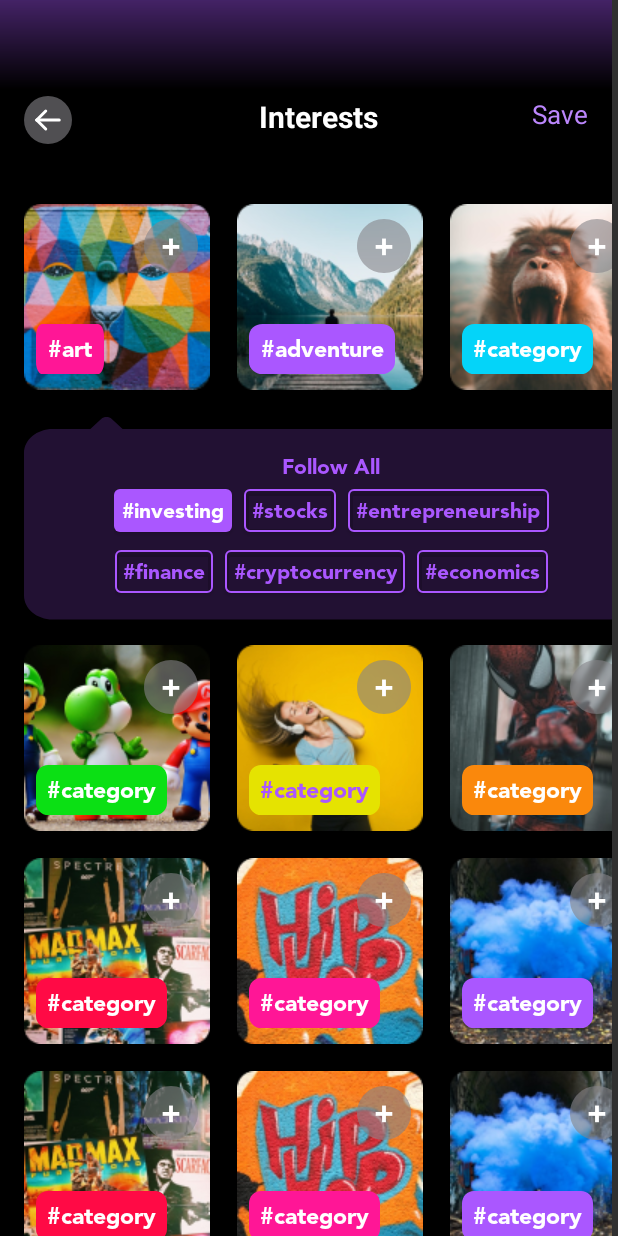
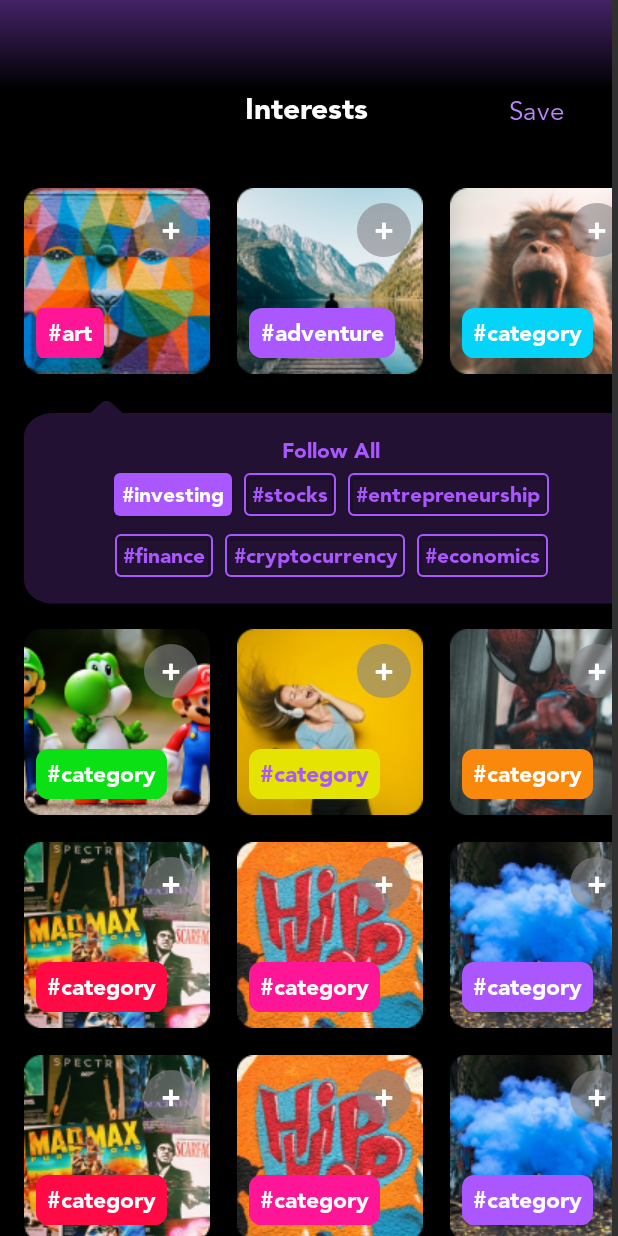
Before and after one commit to shanec1225/PromlyApp, an Android app: the EditInterests screen opened directly, with no data from a screen before it, on a phone screen of 412 x 824 dp. Run offline under Robolectric (Android 15) with nearby library versions, the phone set to English and light mode, and no system bars.

Commit message:
Merged profiles into development

```diff
--- /dev/null
+++ b/app/src/main/java/com/teamgamma/promlyapp/profiles/EditInterests.java
@@ -0,0 +1,30 @@
+package com.teamgamma.promlyapp.profiles;
+
+import android.content.Intent;
+import android.os.Bundle;
+import android.view.View;
+import android.widget.TextView;
+
+import androidx.appcompat.app.AppCompatActivity;
+
+import com.teamgamma.promlyapp.MainActivity;
+import com.teamgamma.promlyapp.R;
+
+public class EditInterests extends AppCompatActivity {
+    @Override
+    protected void onCreate(Bundle savedInstanceState) {
+        super.onCreate(savedInstanceState);
+        setContentView(R.layout.interests);
+
+        //Save button in top right
+        TextView save = findViewById(R.id.saveEditedInterests);
+        save.setOnClickListener(new View.OnClickListener() {
+            public void onClick(View view1) {
+                Intent segueBackToUserProfile = new Intent(view1.getContext(), UserProfile.class);
+                startActivity(segueBackToUserProfile);
+                overridePendingTransition(R.anim.left_in, R.anim.right_out);
+            };
+        });
+
+    }
+}
--- a/app/src/main/res/layout/activity_main.xml
+++ b/app/src/main/res/layout/activity_main.xml
@@ -453,6 +453,8 @@
         android:layout_height="wrap_content"
         android:layout_margin="16dp"
         android:text="Profile Temp"
+        app:layout_constraintTop_toTopOf="parent
+"
         app:layout_constraintStart_toStartOf="parent"
         app:layout_constraintEnd_toEndOf="parent"/>
 
--- a/app/src/main/res/layout/interests.xml
+++ b/app/src/main/res/layout/interests.xml
@@ -21,49 +21,24 @@
 
     <androidx.constraintlayout.widget.ConstraintLayout
         android:id="@+id/constraintLayout"
-        android:layout_width="match_parent"
+        android:layout_width="wrap_content"
         android:layout_height="wrap_content"
         android:layout_marginTop="4dp"
-        app:layout_constraintTop_toBottomOf="@+id/imageView5"
-        tools:layout_editor_absoluteX="0dp">
+        android:layout_marginRight="16dp"
+        app:layout_constraintEnd_toEndOf="parent"
+        app:layout_constraintTop_toBottomOf="@+id/imageView5">
 
         <TextView
-            android:id="@+id/textView"
+            android:id="@+id/saveEditedInterests"
             android:layout_width="wrap_content"
             android:layout_height="wrap_content"
             android:layout_marginEnd="16dp"
             android:text="@string/save"
             android:textColor="@color/purple_200"
             android:textSize="17sp"
+            android:fontFamily="@font/avenir_ltstd_book"
             app:layout_constraintEnd_toEndOf="parent"
             app:layout_constraintTop_toTopOf="parent" />
-
-        <TextView
-            android:id="@+id/textView2"
-            android:layout_width="wrap_content"
-            android:layout_height="wrap_content"
-            android:layout_weight="1"
-            android:text="@string/interestsTitle"
-            android:textColor="@color/white"
-            android:textSize="20sp"
-            android:textStyle="bold"
-            app:layout_constraintEnd_toEndOf="parent"
-            app:layout_constraintStart_toStartOf="@+id/backToProfile1Btn"
-            app:layout_constraintTop_toTopOf="parent" />
-
-        <androidx.appcompat.widget.AppCompatButton
-            android:id="@+id/backToProfile1Btn"
-            android:layout_width="32dp"
-            android:layout_height="32dp"
-            android:layout_marginStart="16dp"
-            android:background="@drawable/ic_navicon"
-            android:clickable="true"
-            android:contentDescription="@string/back_button_to_profile_1"
-            android:focusable="true"
-            android:tint="@android:color/white"
-            app:layout_constraintStart_toStartOf="parent"
-            tools:ignore="MissingConstraints,TouchTargetSizeCheck,RedundantDescriptionCheck"
-            tools:layout_editor_absoluteY="0dp" />
 
     </androidx.constraintlayout.widget.ConstraintLayout>
 
@@ -298,7 +273,8 @@
                             android:textColor="@color/white"
                             app:background="@drawable/rounded_button"
                             app:backgroundTint="@color/purple_gradient_left"
-                            tools:ignore="TouchTargetSizeCheck,TouchTargetSizeCheck"/>
+                            tools:ignore="TouchTargetSizeCheck,TouchTargetSizeCheck"
+                            android:theme="@style/Theme.MaterialComponents.Light"/>
 
                         <Space
                             android:layout_width="8dp"
@@ -320,7 +296,8 @@
                             app:backgroundTint="@color/opaque"
                             tools:ignore="TouchTargetSizeCheck"
                             app:strokeWidth="1dp"
-                            app:strokeColor="@color/purple_gradient_left"/>
+                            app:strokeColor="@color/purple_gradient_left"
+                            android:theme="@style/Theme.MaterialComponents.Light"/>
 
                         <Space
                             android:layout_width="8dp"
@@ -342,7 +319,8 @@
                             app:backgroundTint="@color/opaque"
                             tools:ignore="TouchTargetSizeCheck"
                             app:strokeWidth="1dp"
-                            app:strokeColor="@color/purple_gradient_left"/>
+                            app:strokeColor="@color/purple_gradient_left"
+                            android:theme="@style/Theme.MaterialComponents.Light"/>
 
                     </LinearLayout>
 
@@ -369,7 +347,8 @@
                             app:backgroundTint="@color/opaque"
                             tools:ignore="TouchTargetSizeCheck"
                             app:strokeWidth="1dp"
-                            app:strokeColor="@color/purple_gradient_left"/>
+                            app:strokeColor="@color/purple_gradient_left"
+                            android:theme="@style/Theme.MaterialComponents.Light"/>
 
                         <Space
                             android:layout_width="8dp"
@@ -391,7 +370,8 @@
                             app:backgroundTint="@color/opaque"
                             tools:ignore="TouchTargetSizeCheck"
                             app:strokeWidth="1dp"
-                            app:strokeColor="@color/purple_gradient_left" />
+                            app:strokeColor="@color/purple_gradient_left"
+                            android:theme="@style/Theme.MaterialComponents.Light"/>
 
                         <Space
                             android:layout_width="8dp"
@@ -413,7 +393,8 @@
                             app:backgroundTint="@color/opaque"
                             tools:ignore="TouchTargetSizeCheck"
                             app:strokeWidth="1dp"
-                            app:strokeColor="@color/purple_gradient_left" />
+                            app:strokeColor="@color/purple_gradient_left"
+                            android:theme="@style/Theme.MaterialComponents.Light"/>
 
                         </LinearLayout>
                     </LinearLayout>
@@ -905,4 +886,20 @@
         </HorizontalScrollView>
     </ScrollView>
 
+    <TextView
+        android:id="@+id/interestsLabel"
+        android:layout_width="wrap_content"
+        android:layout_height="wrap_content"
+        android:layout_marginStart="154dp"
+        android:layout_marginEnd="153dp"
+        android:layout_weight="1"
+        android:text="@string/interestsTitle"
+        android:fontFamily="@font/avenir_ltstd_black"
+        android:textColor="@color/white"
+        android:textSize="20sp"
+        android:textStyle="bold"
+        app:layout_constraintEnd_toEndOf="parent"
+        app:layout_constraintStart_toStartOf="parent"
+        app:layout_constraintTop_toBottomOf="@+id/imageView5" />
+
 </androidx.constraintlayout.widget.ConstraintLayout>
```
Also changed, not shown: app/src/main/AndroidManifest.xml (+5 -11 lines), app/src/main/java/com/teamgamma/promlyapp/EditInterests.java (deleted, +0 -14 lines), app/src/main/java/com/teamgamma/promlyapp/MainActivity.java (+13 -0 lines), app/src/main/java/com/teamgamma/promlyapp/profiles/UserProfile.java (renamed from app/src/main/java/com/teamgamma/promlyapp/UserProfile.java, +25 -3 lines).
